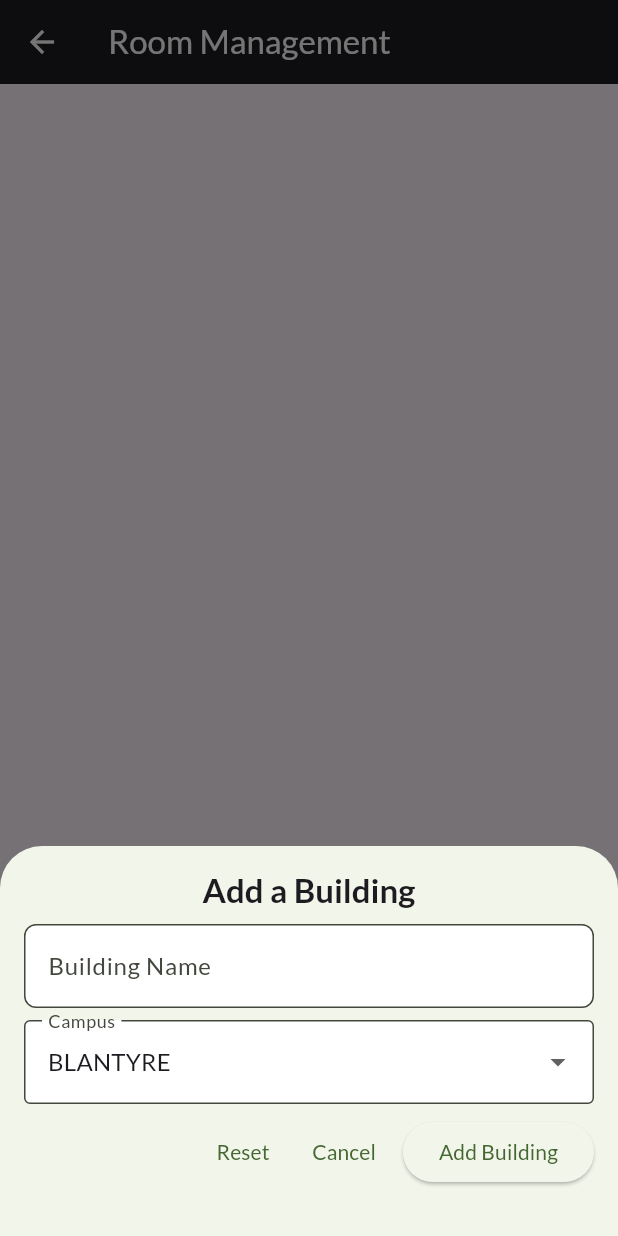
After one commit to suwedvii/emim-repo, a Flutter app: the RoomManagementScreen screen opened directly, after a tap on the "add" icon, on a phone screen of 412 x 824 dp. The commit adds this screen. Run offline on Flutter 3.47's test engine with Material 3 defaults, Android fonts, the light colour scheme and no system bars; drawn by our look-alikes of firebase_database; our stand-ins replace carousel_slider, file_picker, firebase_auth, firebase_core, flutter_riverpod, flutter_speed_dial and 3 more; accounts and stored records are empty; network calls fail.

Commit message:
Add a button to open a modal to add a building. (generated by blackbox.ai )

```diff
--- /dev/null
+++ b/lib/models/block.dart
@@ -0,0 +1,60 @@
+// ignore_for_file: public_member_api_docs, sort_constructors_first
+import 'dart:convert';
+
+import 'package:emim/models/room.dart';
+import 'package:firebase_database/firebase_database.dart';
+
+class Block {
+  String id;
+  String name;
+  String campus;
+  List<Room>? rooms;
+
+  Block({this.id = 'N/A', this.name = 'N/A', this.campus = 'N/A', this.rooms});
+
+  Map<String, dynamic> toMap() {
+    return <String, dynamic>{
+      'id': id,
+      'name': name,
+      'campus': campus,
+      'rooms': rooms,
+    };
+  }
+
+  factory Block.fromMap(Map<String, dynamic> map) {
+    return Block(
+      id: map['id'] as String,
+      name: map['name'] as String,
+      campus: map['campus'] as String,
+      rooms: List<Room>.from(
+          map['rooms'] as List<Room>), // Fix: added closing parenthesis
+    );
+  }
+
+  String toJson() => json.encode(toMap());
+
+  factory Block.fromJson(String source) =>
+      Block.fromMap(json.decode(source) as Map<String, dynamic>);
+
+  Block fromSnapShot(DataSnapshot snapshot) => Block(
+        id: snapshot.child('id').value.toString(),
+        name: snapshot.child('name').value.toString(),
+        campus: snapshot.child('campus').value.toString(),
+        rooms: getRooms(snapshot.child('rooms')),
+      );
+
+  List<Room> getRooms(DataSnapshot snapshot) {
+    final List<Room> rooms = [];
+    if (snapshot.exists) {
+      for (final room in snapshot.children) {
+        final id = room.child('id').value.toString();
+        final name = room.child('name').value.toString();
+        final capacity =
+            int.tryParse(room.child('capacity').value.toString()) ?? 0;
+        rooms.add(Room(id: id, name: name, capacity: capacity));
+      }
+    }
+
+    return rooms;
+  }
+}
--- /dev/null
+++ b/lib/models/room.dart
@@ -0,0 +1,59 @@
+// ignore_for_file: public_member_api_docs, sort_constructors_first
+import 'dart:convert';
+
+class Room {
+  String id;
+  String name;
+  int capacity;
+  Room({
+    required this.id,
+    required this.name,
+    required this.capacity,
+  });
+
+  Room copyWith({
+    String? id,
+    String? name,
+    int? capacity,
+  }) {
+    return Room(
+      id: id ?? this.id,
+      name: name ?? this.name,
+      capacity: capacity ?? this.capacity,
+    );
+  }
+
+  Map<String, dynamic> toMap() {
+    return <String, dynamic>{
+      'id': id,
+      'name': name,
+      'capacity': capacity,
+    };
+  }
+
+  factory Room.fromMap(Map<String, dynamic> map) {
+    return Room(
+      id: map['id'] as String,
+      name: map['name'] as String,
+      capacity: map['capacity'] as int,
+    );
+  }
+
+  String toJson() => json.encode(toMap());
+
+  factory Room.fromJson(String source) =>
+      Room.fromMap(json.decode(source) as Map<String, dynamic>);
+
+  @override
+  String toString() => 'Room(id: $id, name: $name, capacity: $capacity)';
+
+  @override
+  bool operator ==(covariant Room other) {
+    if (identical(this, other)) return true;
+
+    return other.id == id && other.name == name && other.capacity == capacity;
+  }
+
+  @override
+  int get hashCode => id.hashCode ^ name.hashCode ^ capacity.hashCode;
+}
--- /dev/null
+++ b/lib/screens/schedule/add_building_modal.dart
@@ -0,0 +1,165 @@
+import 'package:emim/models/block.dart';
+import 'package:emim/models/course.dart';
+import 'package:emim/widgets/custom_drop_down_button.dart';
+import 'package:emim/widgets/my_text_form_field.dart';
+import 'package:firebase_auth/firebase_auth.dart';
+import 'package:firebase_database/firebase_database.dart';
+import 'package:flutter/material.dart';
+
+class AddBuildingModal extends StatefulWidget {
+  const AddBuildingModal({super.key});
+
+  @override
+  State<AddBuildingModal> createState() => _AddBuildingModalState();
+}
+
+class _AddBuildingModalState extends State<AddBuildingModal> {
+  bool isLoading = false;
+  final form = GlobalKey<FormState>();
+  String enteredText = '';
+  String selectedCampus = campuses[0];
+  String buildingId = 'B01';
+
+  void _addBuilding(BuildContext ctx) {
+    final DatabaseReference ref =
+        FirebaseDatabase.instance.ref().child('buildings');
+
+    try {
+      if (form.currentState!.validate()) {
+        form.currentState!.save();
+        final id = ref.push().key;
+
+        final building =
+            Block(id: id!, campus: selectedCampus, name: enteredText);
+        setState(() {
+          isLoading = true;
+        });
+        final task = ref.push().set(building.toMap()).whenComplete(() {
+          setState(() {
+            isLoading = false;
+            Navigator.of(ctx).pop();
+          });
+        });
+
+        // task.whenComplete(() {
+        //   Navigator.of(ctx).pop();
+        // });
+
+        // task.onError((error, stackTrace) {
+        //   print(stackTrace);
+        //   setState(() {
+        //     isLoading = false;
+        //   });
+        //   showDialog(
+        //       context: ctx,
+        //       builder: (ctx2) => AlertDialog(
+        //             content: Text(error.toString()),
+        //             actions: [
+        //               TextButton(
+        //                   onPressed: () {
+        //                     Navigator.of(ctx2).pop();
+        //                   },
+        //                   child: const Text('OK'))
+        //             ],
+        //           ));
+        // });
+      }
+    } on FirebaseException catch (exception) {
+      print(exception);
+    }
+  }
+
+  @override
+  void dispose() {
+    super.dispose();
+    form.currentState?.dispose();
+    isLoading = false;
+  }
+
+  @override
+  Widget build(BuildContext context) {
+    final keyboardSpace = MediaQuery.of(context).viewInsets.bottom;
+
+    return Container(
+        margin: EdgeInsets.only(bottom: 16 + keyboardSpace),
+        padding: const EdgeInsets.all(16),
+        child: Form(
+          key: form,
+          child: Column(
+            mainAxisSize: MainAxisSize.min,
+            children: [
+              Text(
+                'Add a Building',
+                style: Theme.of(context)
+                    .textTheme
+                    .titleLarge!
+                    .copyWith(fontWeight: FontWeight.bold),
+              ),
+              const SizedBox(
+                height: 8,
+              ),
+              MyTextFormFiled(
+                  onValidate: (value) {
+                    if (value == null || value.trim().isEmpty) {
+                      return 'Please enter a valid building name';
+                    }
+                    return null;
+                  },
+                  onValueSaved: (value) {
+                    enteredText = value!.trim();
+                  },
+                  label: 'Building Name'),
+              const SizedBox(height: 8),
+              CustomDropdown(
+                  items: campuses,
+                  value: selectedCampus,
+                  onChanged: (String? value) {
+                    if (value == null) return;
+                    setState(() {
+                      selectedCampus = value;
+                    });
+                  },
+                  label: 'Campus'),
+              const SizedBox(height: 8),
+              Row(
+                mainAxisAlignment: MainAxisAlignment.end,
+                children: [
+                  if (!isLoading)
+                    TextButton(
+                      onPressed: () {
+                        form.currentState!.reset();
+                      },
+                      child: const Text('Reset'),
+                    ),
+                  const SizedBox(
+                    width: 2,
+                  ),
+                  if (!isLoading)
+                    TextButton(
+                      onPressed: () {
+                        Navigator.of(context).pop();
+                      },
+                      child: const Text('Cancel'),
+                    ),
+                  const SizedBox(
+                    width: 6,
+                  ),
+                  ElevatedButton(
+                    onPressed: () {
+                      _addBuilding(context);
+                    },
+                    child: isLoading
+                        ? const SizedBox(
+                            height: 16,
+                            width: 16,
+                            child: CircularProgressIndicator(),
+                          )
+                        : const Text('Add Building'),
+                  )
+                ],
+              )
+            ],
+          ),
+        ));
+  }
+}
--- /dev/null
+++ b/lib/screens/schedule/room_management_screen.dart
@@ -0,0 +1,85 @@
+import 'package:emim/models/block.dart';
+import 'package:emim/screens/schedule/add_building_modal.dart';
+import 'package:emim/screens/schedule/block_details_modal.dart';
+import 'package:firebase_database/firebase_database.dart';
+import 'package:firebase_database/ui/firebase_animated_list.dart';
+import 'package:flutter/material.dart';
+
+class RoomManagementScreen extends StatefulWidget {
+  const RoomManagementScreen({super.key});
+
+  @override
+  State<RoomManagementScreen> createState() => _RoomManagementScreenState();
+}
+
+class _RoomManagementScreenState extends State<RoomManagementScreen> {
+  DatabaseReference query = FirebaseDatabase.instance.ref().child('buildings');
+  bool isLoading = true;
+  List<Map<String, dynamic>> buildings = [];
+
+  void _openAddBuildingBottomModal() {
+    showModalBottomSheet(
+      isScrollControlled: true,
+      useSafeArea: true,
+      context: context,
+      builder: (ctx) => const AddBuildingModal(),
+    );
+  }
+
+  void _openBuildingDetails(String name, Block building) {
+    showModalBottomSheet(
+      isScrollControlled: true,
+      useSafeArea: true,
+      context: context,
+      builder: (ctx) => BlockDetailsModal(name: name, building: building),
+    );
+  }
+
+  @override
+  void initState() {
+    super.initState();
+  }
+
+  @override
+  Widget build(BuildContext context) {
+    Widget content = Column(
+      children: [
+        Expanded(
+          child: FirebaseAnimatedList(
+              query: query,
+              itemBuilder: (ctx, snapshot, animation, index) {
+                final building = Block().fromSnapShot(snapshot);
+
+                return GestureDetector(
+                  onTap: () {
+                    _openBuildingDetails(building.name, building);
+                  },
+                  child: Card(
+                    margin:
+                        const EdgeInsets.symmetric(horizontal: 16, vertical: 5),
+                    child: ListTile(
+                      title: Text(
+                        building.name,
+                        style: Theme.of(context)
+                            .textTheme
+                            .titleLarge!
+                            .copyWith(fontWeight: FontWeight.bold),
+                      ),
+                      trailing: Text(building.campus),
+                      subtitle: Text(building.id),
+                    ),
+                  ),
+                );
+              }),
+        ),
+      ],
+    );
+
+    return Scaffold(
+        appBar: AppBar(title: const Text('Room Management')),
+        body: content,
+        floatingActionButton: FloatingActionButton(
+            onPressed: _openAddBuildingBottomModal,
+            child: const Icon(Icons.add)));
+  }
+}
--- a/pubspec.yaml
+++ b/pubspec.yaml
@@ -51,7 +51,7 @@ dependencies:
   build_runner: ^2.1.7
   json_annotation: ^4.6.0
   firebase_storage: ^11.6.0
-  firebase_database: ^10.4.1
+  firebase_database: ^10.4.5
 
 dev_dependencies:
   flutter_test:
```
Also changed, not shown: lib/screens/schedule/block_details_modal.dart (added, +156 -0 lines), lib/screens/schedule/manage_rooms_screen.dart (+18 -5 lines), lib/screens/schedule/schedule_screen.dart (+5 -3 lines), pubspec.lock.
